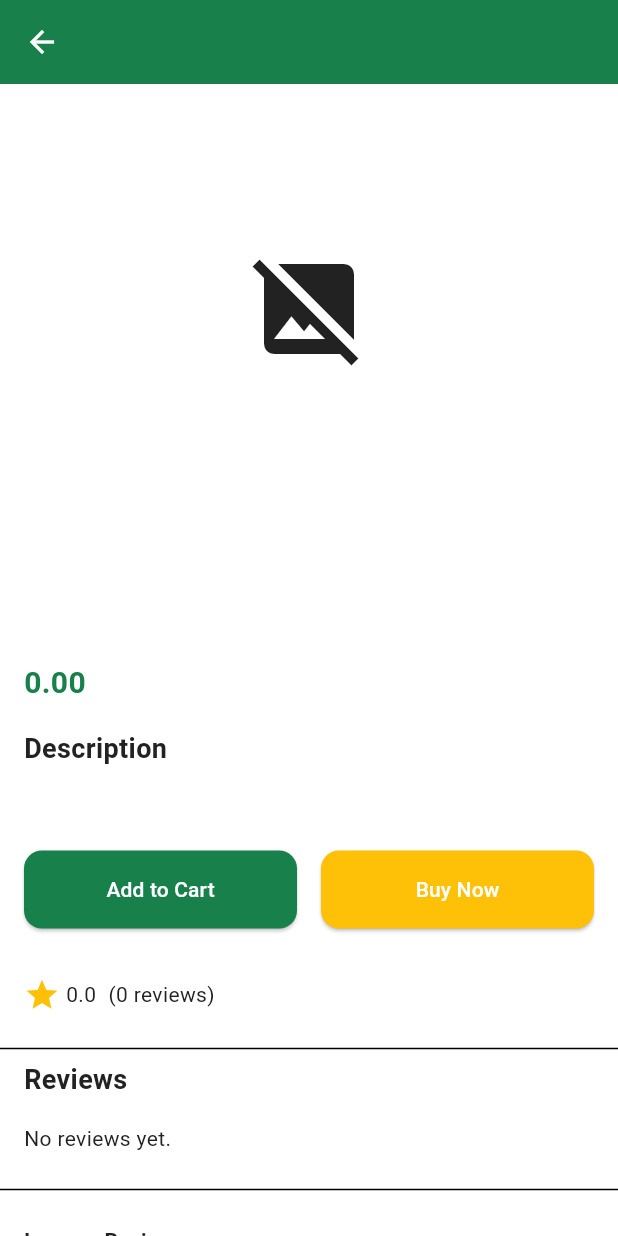
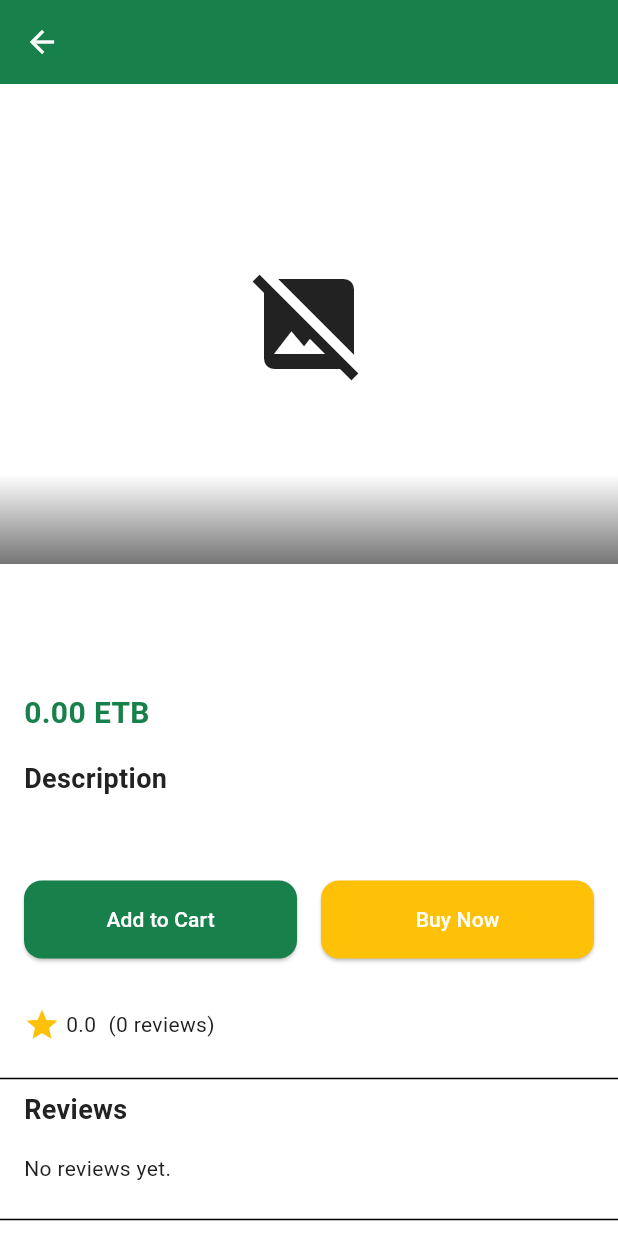
Before and after one commit to meleseabrham/E-Commerce-App, a Flutter app: the ProductDetailScreen screen opened directly with empty values, on a phone screen of 412 x 824 dp. Run offline on Flutter 3.47's test engine with Material 3 defaults, Android fonts, the phone set to English and light mode, and no system bars; our stand-ins replace csv, file_picker, firebase_core, fl_chart, flutter_dotenv, font_awesome_flutter and 8 more; missing offline and left inert: ethioshop, shared_preferences.dart; accounts and stored records are empty; network calls fail.

```diff
--- a/lib/screens/orders/my_orders_screen.dart
+++ b/lib/screens/orders/my_orders_screen.dart
@@ -1,4 +1,5 @@
 import 'package:flutter/material.dart';
+import '../../utils/currency.dart';
 import 'package:mehal_gebeya/utils/app_notify.dart';
 import 'package:intl/intl.dart';
 import 'package:supabase_flutter/supabase_flutter.dart';
@@ -618,7 +619,7 @@ class _MyOrdersScreenState extends State<MyOrdersScreen> {
     if (price == null) return '';
     try {
       final p = price is num ? price : double.parse(price.toString());
-      return '${p.toStringAsFixed(2)}';
+      return formatETB(p);
     } catch (_) {
       return '';
     }
--- a/lib/screens/product/product_detail_screen.dart
+++ b/lib/screens/product/product_detail_screen.dart
@@ -1,4 +1,6 @@
+import 'dart:async';
 import 'package:flutter/material.dart';
+import '../../utils/currency.dart';
 import 'package:mehal_gebeya/utils/app_notify.dart';
 import '../../theme/app_colors.dart';
 import '../../models/product.dart';
@@ -27,6 +29,8 @@ class _ProductDetailScreenState extends State<ProductDetailScreen> {
   Map<String, dynamic>? _myReview;
 
   int _currentImageIndex = 0;
+  late final PageController _pageController;
+  Timer? _autoSlideTimer;
 
   List<String> get _allImages {
     final List<String> images = [];
@@ -38,8 +42,31 @@ class _ProductDetailScreenState extends State<ProductDetailScreen> {
   @override
   void initState() {
     super.initState();
+    _pageController = PageController();
     _fetchReviews();
     _loadMyReview();
+    _startAutoSlide();
+  }
+
+  void _startAutoSlide() {
+    _autoSlideTimer = Timer.periodic(const Duration(seconds: 5), (_) {
+      if (!mounted) return;
+      final images = _allImages;
+      if (images.length <= 1) return;
+      final next = (_currentImageIndex + 1) % images.length;
+      _pageController.animateToPage(
+        next,
+        duration: const Duration(milliseconds: 600),
+        curve: Curves.easeInOut,
+      );
+    });
+  }
+
+  @override
+  void dispose() {
+    _autoSlideTimer?.cancel();
+    _pageController.dispose();
+    super.dispose();
   }
 
   Future<void> _loadMyReview() async {
@@ -154,52 +181,123 @@ class _ProductDetailScreenState extends State<ProductDetailScreen> {
         child: Column(
           crossAxisAlignment: CrossAxisAlignment.start,
           children: [
-            Container(
-              height: 300,
-              width: double.infinity,
+            // ── Auto-sliding image carousel ──────────────────────────
+            SizedBox(
+              height: 320,
               child: Stack(
                 children: [
-                  Positioned.fill(child: _buildNetworkOrAsset(images[_currentImageIndex])),
-                  if (images.length > 1)
-                    Align(
-                      alignment: Alignment.centerLeft,
-                      child: IconButton(
-                        icon: Icon(Icons.chevron_left, size: 32),
-                        onPressed: () {
-                          setState(() {
-                            _currentImageIndex = (_currentImageIndex - 1 + images.length) % images.length;
-                          });
-                        },
+                  // PageView
+                  PageView.builder(
+                    controller: _pageController,
+                    itemCount: images.length,
+                    onPageChanged: (i) => setState(() => _currentImageIndex = i),
+                    itemBuilder: (context, index) {
+                      return ClipRRect(
+                        borderRadius: BorderRadius.zero,
+                        child: _buildNetworkOrAsset(images[index], height: 320),
+                      );
+                    },
+                  ),
+                  // Bottom gradient
+                  Positioned(
+                    bottom: 0, left: 0, right: 0,
+                    child: Container(
+                      height: 60,
+                      decoration: const BoxDecoration(
+                        gradient: LinearGradient(
+                          begin: Alignment.bottomCenter,
+                          end: Alignment.topCenter,
+                          colors: [Colors.black54, Colors.transparent],
+                        ),
                       ),
                     ),
+                  ),
+                  // Dot indicators
                   if (images.length > 1)
-                    Align(
-                      alignment: Alignment.centerRight,
-                      child: IconButton(
-                        icon: Icon(Icons.chevron_right, size: 32),
-                        onPressed: () {
-                          setState(() {
-                            _currentImageIndex = (_currentImageIndex + 1) % images.length;
-                          });
-                        },
+                    Positioned(
+                      bottom: 12, left: 0, right: 0,
+                      child: Row(
+                        mainAxisAlignment: MainAxisAlignment.center,
+                        children: List.generate(images.length, (i) {
+                          final active = i == _currentImageIndex;
+                          return AnimatedContainer(
+                            duration: const Duration(milliseconds: 300),
+                            curve: Curves.easeInOut,
+                            margin: const EdgeInsets.symmetric(horizontal: 4),
+                            width: active ? 22 : 8,
+                            height: 8,
+                            decoration: BoxDecoration(
+                              color: active ? Colors.white : Colors.white54,
+                              borderRadius: BorderRadius.circular(4),
+                            ),
+                          );
+                        }),
                       ),
                     ),
+                  // Left arrow
                   if (images.length > 1)
                     Positioned(
-                      bottom: 8,
-                      left: 0,
-                      right: 0,
-                      child: Row(
-                        mainAxisAlignment: MainAxisAlignment.center,
-                        children: List.generate(images.length, (i) => Container(
-                              margin: const EdgeInsets.symmetric(horizontal: 3),
-                              width: 8,
-                              height: 8,
-                              decoration: BoxDecoration(
-                                shape: BoxShape.circle,
-                                color: i == _currentImageIndex ? Colors.white : Colors.white54,
-                              ),
-                            )),
+                      left: 8, top: 0, bottom: 0,
+                      child: Center(
+                        child: GestureDetector(
+                          onTap: () {
+                            _autoSlideTimer?.cancel();
+                            _pageController.previousPage(
+                              duration: const Duration(milliseconds: 400),
+                              curve: Curves.easeInOut,
+                            );
+                            _startAutoSlide();
+                          },
+                          child: Container(
+                            decoration: BoxDecoration(
+                              color: Colors.black38,
+                              shape: BoxShape.circle,
+                            ),
+                            padding: const EdgeInsets.all(6),
+                            child: const Icon(Icons.chevron_left, color: Colors.white, size: 28),
+                          ),
+                        ),
+                      ),
+                    ),
+                  // Right arrow
+                  if (images.length > 1)
+                    Positioned(
+                      right: 8, top: 0, bottom: 0,
+                      child: Center(
+                        child: GestureDetector(
+                          onTap: () {
+                            _autoSlideTimer?.cancel();
+                            _pageController.nextPage(
+                              duration: const Duration(milliseconds: 400),
+                              curve: Curves.easeInOut,
+                            );
+                            _startAutoSlide();
+                          },
+                          child: Container(
+                            decoration: BoxDecoration(
+                              color: Colors.black38,
+                              shape: BoxShape.circle,
+                            ),
+                            padding: const EdgeInsets.all(6),
+                            child: const Icon(Icons.chevron_right, color: Colors.white, size: 28),
+                          ),
+                        ),
+                      ),
+                    ),
+                  // Image counter badge
+                  if (images.length > 1)
+                    Positioned(
+                      top: 12, right: 12,
+                      child: Container(
+                        padding: const EdgeInsets.symmetric(horizontal: 10, vertical: 4),
+                        decoration: BoxDecoration(
+                          color: Colors.black54,
+                          borderRadius: BorderRadius.circular(20),
+                        ),
+                        child: Text(
+                          '${_currentImageIndex + 1} / ${images.length}',
+                          style: const TextStyle(color: Colors.white, fontSize: 12, fontWeight: FontWeight.bold),
+                        ),
                       ),
                     ),
                 ],
@@ -229,7 +327,7 @@ class _ProductDetailScreenState extends State<ProductDetailScreen> {
                   ),
                   const SizedBox(height: 8),
                   Text(
-                    '${widget.product.price.toStringAsFixed(2)}',
+                    formatETB(widget.product.price),
                     style: TextStyle(
                       fontSize: 20,
                       color: AppColors.primary,
--- /dev/null
+++ b/lib/utils/currency.dart
@@ -0,0 +1,7 @@
+/// Formats a price value as ETB currency.
+/// Example: formatETB(244) → "244.00 ETB"
+String formatETB(dynamic price) {
+  if (price == null) return '0.00 ETB';
+  final p = price is num ? price.toDouble() : double.tryParse(price.toString()) ?? 0.0;
+  return '${p.toStringAsFixed(2)} ETB';
+}
--- a/lib/widgets/order_receipt_checker.dart
+++ b/lib/widgets/order_receipt_checker.dart
@@ -1,4 +1,5 @@
 import 'package:flutter/material.dart';
+import '../utils/currency.dart';
 import '../models/order.dart';
 import '../services/order_service.dart';
 import '../theme/app_colors.dart';
@@ -165,7 +166,7 @@ class _OrderReceiptCheckerState extends State<OrderReceiptChecker> {
                       ),
                     ),
                     Text(
-                      'Total: \$${_order!.total.toStringAsFixed(2)}',
+                      'Total: ${formatETB(_order!.total)}',
                       style: TextStyle(
                         color: Theme.of(context).brightness == Brightness.dark
                             ? AppColors.darkTextSecondary
--- a/lib/widgets/product_card.dart
+++ b/lib/widgets/product_card.dart
@@ -5,6 +5,7 @@ import '../theme/app_colors.dart';
 import 'package:supabase_flutter/supabase_flutter.dart';
 import 'package:provider/provider.dart';
 import '../providers/wishlist_provider.dart';
+import '../utils/currency.dart';
 
 class ProductCard extends StatelessWidget {
   final Product product;
@@ -60,7 +61,7 @@ class ProductCard extends StatelessWidget {
                   Padding(
                     padding: const EdgeInsets.symmetric(horizontal: 8.0, vertical: 2),
                     child: Text(
-                      '${product.price.toStringAsFixed(2)}',
+                      formatETB(product.price),
                       style: const TextStyle(
                         color: Colors.green,
                         fontWeight: FontWeight.bold,
```
Also changed, not shown: lib/screens/cart/cart_screen.dart (+5 -4 lines), lib/screens/orders/order_detail_screen.dart (+5 -4 lines), lib/screens/payment/payment_screen.dart (+5 -4 lines), lib/services/receipt_service.dart (+6 -5 lines).
